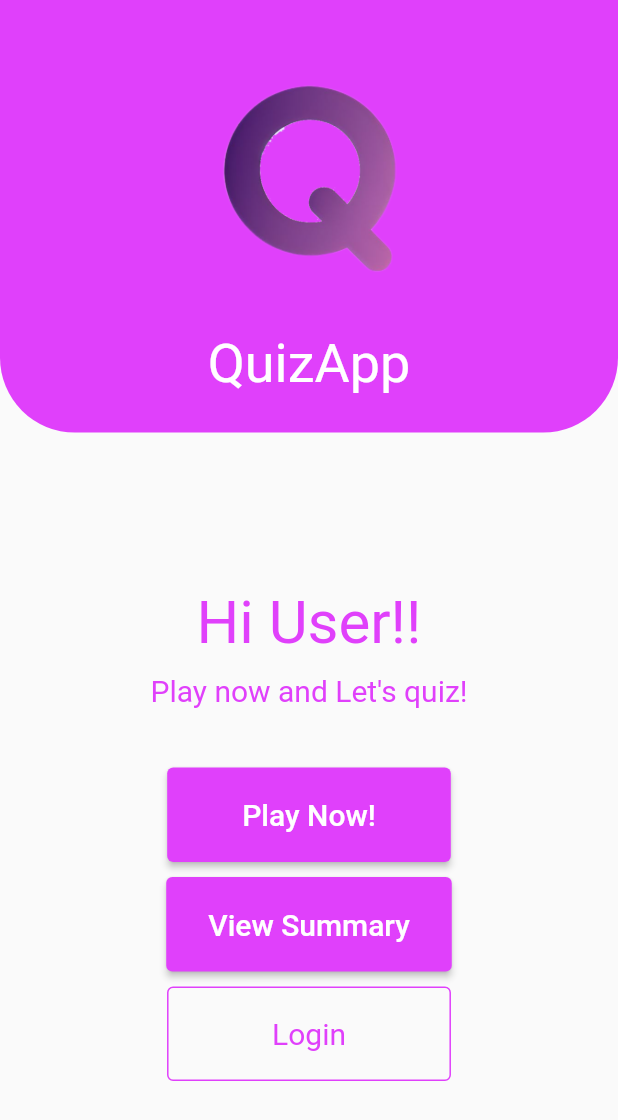
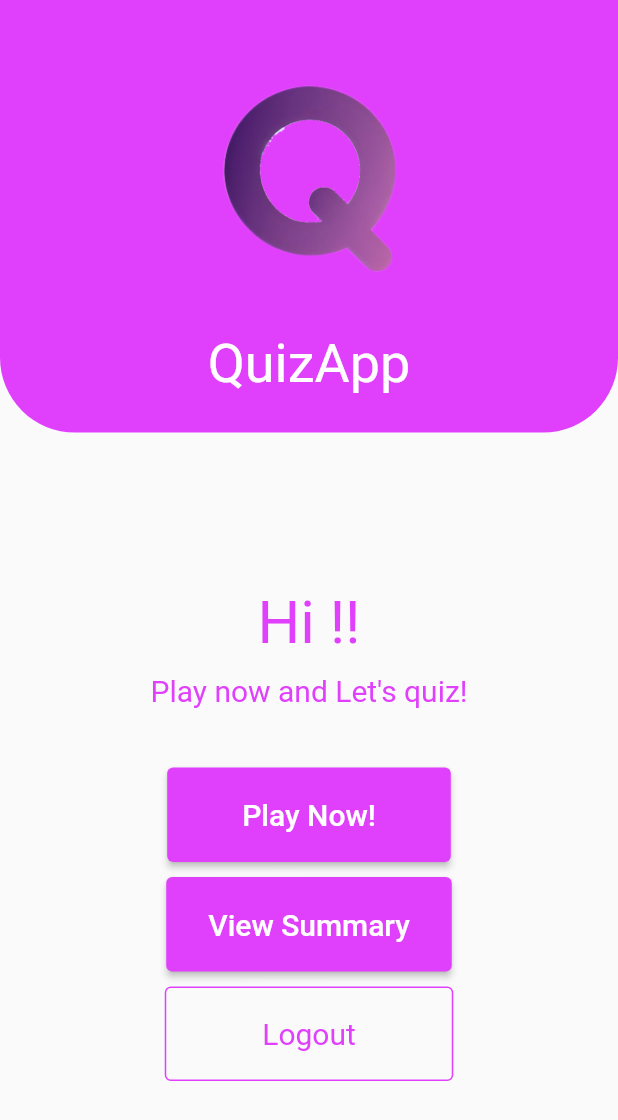
Before and after one commit to thalhaMuk/Quiz_App, a Flutter app: the HomeScreen screen opened directly, on a phone screen of 412 x 824 dp. Shown: the top 1120 px of the screen. Run offline on Flutter 3.47's test engine with Material 2 defaults, Android fonts, the phone set to English and light mode, and no system bars; our stand-ins replace cloud_firestore, firebase_auth, firebase_core, google_sign_in, hive, logger and 1 more; missing offline and left inert: fidenz_flutter_boilerplate; accounts and stored records are empty; network calls fail.

Commit message:
Keep user logged in even after app closes

```diff
--- a/lib/helpers/dialog_helper.dart
+++ b/lib/helpers/dialog_helper.dart
@@ -56,7 +56,7 @@ class DialogHelper {
                 Navigator.pushReplacement(
                   context,
                   MaterialPageRoute(
-                    builder: (passedContext) => HomeScreen(firebaseUser: user),
+                    builder: (passedContext) => const HomeScreen(),
                   ),
                 );
               },
@@ -109,7 +109,7 @@ class DialogHelper {
                 Navigator.pushReplacement(
                   context,
                   MaterialPageRoute(
-                    builder: (passedContext) => HomeScreen(firebaseUser: user),
+                    builder: (passedContext) => const HomeScreen(),
                   ),
                 );
               },
--- a/lib/screens/home_screen.dart
+++ b/lib/screens/home_screen.dart
@@ -10,14 +10,36 @@ import '../services/auth/logout.dart';
 import 'question_screen.dart';
 import 'summary_screen.dart';
 
-class HomeScreen extends StatelessWidget {
-  final User? firebaseUser;
-  const HomeScreen({Key? key, this.firebaseUser}) : super(key: key);
+class HomeScreen extends StatefulWidget {
+  const HomeScreen({Key? key}) : super(key: key);
+
+  @override
+  State<HomeScreen> createState() => _HomeScreenState();
+}
+
+class _HomeScreenState extends State<HomeScreen> {
+  User? firebaseUser;
+  String? user;
   @override
   Widget build(BuildContext context) {
     SystemChrome.setPreferredOrientations([DeviceOrientation.portraitUp]);
-    String user = firebaseUser?.displayName?.split(' ')[0] ??
+    String user;
+    return StreamBuilder(
+        stream: FirebaseAuth.instance.authStateChanges(),
+        builder: (context, snapshot) {
+          if (snapshot.connectionState == ConnectionState.waiting) {
+            return const CircularProgressIndicator();
+          } else if (snapshot.connectionState == ConnectionState.active &&
+              !snapshot.hasData) {
+            user = StringHelper.defaultUsername;
+          } else if (snapshot.connectionState == ConnectionState.active &&
+              snapshot.hasData) {
+            firebaseUser = snapshot.data!;
+            user = firebaseUser?.displayName?.split(' ')[0] ??
                 StringHelper.defaultUsername;
+          } else {
+            user = StringHelper.defaultUsername;
+          }
           return Scaffold(
             appBar: PreferredSize(
               preferredSize:
@@ -38,7 +60,8 @@ class HomeScreen extends StatelessWidget {
                   const SizedBox(height: 10),
                   const Text(
                     StringHelper.playNowDescription,
-              style: TextStyle(fontSize: 20, color: ColorHelper.primaryColor),
+                    style: TextStyle(
+                        fontSize: 20, color: ColorHelper.primaryColor),
                   ),
                   const SizedBox(height: 40),
                   ElevatedButton(
@@ -46,14 +69,15 @@ class HomeScreen extends StatelessWidget {
                       Navigator.push(
                         context,
                         MaterialPageRoute(
-                    builder: (context) => QuestionScreen(user: firebaseUser),
+                          builder: (context) =>
+                              QuestionScreen(user: firebaseUser),
                         ),
                       );
                     },
                     style: ElevatedButton.styleFrom(
                       backgroundColor: ColorHelper.primaryColor,
-                padding:
-                    const EdgeInsets.symmetric(horizontal: 50, vertical: 20),
+                      padding: const EdgeInsets.symmetric(
+                          horizontal: 50, vertical: 20),
                     ),
                     child: const Text(
                       StringHelper.playNowButtonText,
@@ -66,14 +90,15 @@ class HomeScreen extends StatelessWidget {
                       Navigator.push(
                         context,
                         MaterialPageRoute(
-                    builder: (context) => SummaryScreen(user: firebaseUser),
+                          builder: (context) =>
+                              SummaryScreen(user: firebaseUser),
                         ),
                       );
                     },
                     style: ElevatedButton.styleFrom(
                       backgroundColor: ColorHelper.primaryColor,
-                padding:
-                    const EdgeInsets.symmetric(horizontal: 28, vertical: 20),
+                      padding: const EdgeInsets.symmetric(
+                          horizontal: 28, vertical: 20),
                     ),
                     child: const Text(
                       StringHelper.viewSummaryButtonText,
@@ -94,14 +119,15 @@ class HomeScreen extends StatelessWidget {
                       },
                       style: OutlinedButton.styleFrom(
                         side: const BorderSide(color: ColorHelper.primaryColor),
-                  textStyle: const TextStyle(color: ColorHelper.primaryColor),
-                  padding:
-                      const EdgeInsets.symmetric(horizontal: 70, vertical: 20),
+                        textStyle:
+                            const TextStyle(color: ColorHelper.primaryColor),
+                        padding: const EdgeInsets.symmetric(
+                            horizontal: 70, vertical: 20),
                       ),
                       child: const Text(
                         StringHelper.loginButtonText,
-                  style:
-                      TextStyle(fontSize: 20, color: ColorHelper.primaryColor),
+                        style: TextStyle(
+                            fontSize: 20, color: ColorHelper.primaryColor),
                       ),
                     ),
                   if (firebaseUser != null)
@@ -111,19 +137,21 @@ class HomeScreen extends StatelessWidget {
                       },
                       style: OutlinedButton.styleFrom(
                         side: const BorderSide(color: ColorHelper.primaryColor),
-                  textStyle: const TextStyle(color: ColorHelper.primaryColor),
-                  padding:
-                      const EdgeInsets.symmetric(horizontal: 65, vertical: 20),
+                        textStyle:
+                            const TextStyle(color: ColorHelper.primaryColor),
+                        padding: const EdgeInsets.symmetric(
+                            horizontal: 65, vertical: 20),
                       ),
                       child: const Text(
                         StringHelper.logoutButtonText,
-                  style:
-                      TextStyle(fontSize: 20, color: ColorHelper.primaryColor),
+                        style: TextStyle(
+                            fontSize: 20, color: ColorHelper.primaryColor),
                       ),
                     ),
                 ],
               ),
             ),
           );
+        });
   }
 }
--- a/lib/screens/summary_screen.dart
+++ b/lib/screens/summary_screen.dart
@@ -213,7 +213,7 @@ class _SummaryScreenState extends State<SummaryScreen> {
                 Navigator.pushReplacement(
                   context,
                   MaterialPageRoute(
-                    builder: (context) => HomeScreen(firebaseUser: widget.user),
+                    builder: (context) => const HomeScreen(),
                   ),
                 );
               },
@@ -248,7 +248,7 @@ class _SummaryScreenState extends State<SummaryScreen> {
             Navigator.pushReplacement(
               context,
               MaterialPageRoute(
-                builder: (context) => HomeScreen(firebaseUser: widget.user),
+                builder: (context) => const HomeScreen(),
               ),
             );
           },
--- a/lib/services/auth/login.dart
+++ b/lib/services/auth/login.dart
@@ -34,7 +34,7 @@ class Login {
         Navigator.pushReplacement(
           context,
           MaterialPageRoute(
-            builder: (context) => HomeScreen(firebaseUser: user),
+            builder: (context) => const HomeScreen(),
           ),
         );
       }
```
Lines whose indentation alone changed are shown as unchanged.
